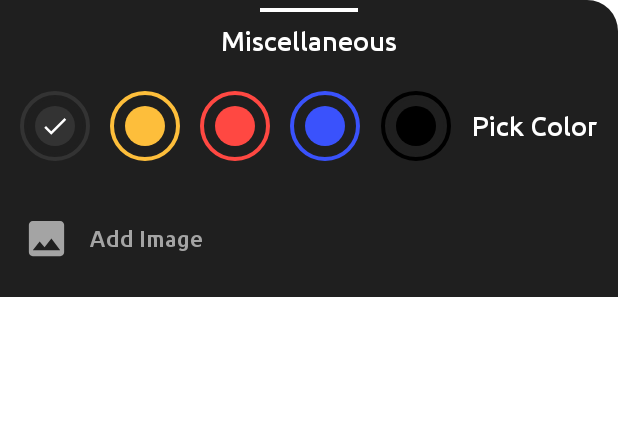
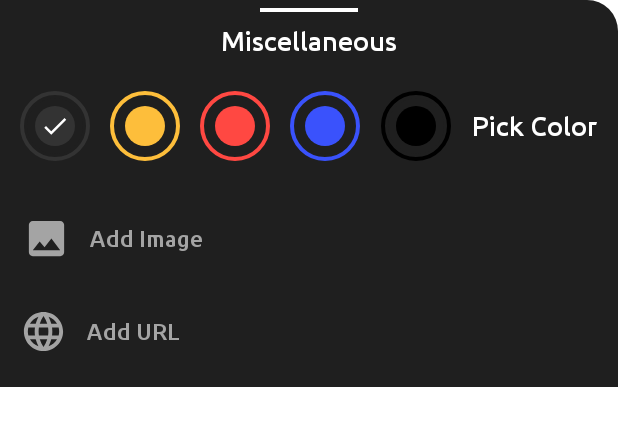
Before and after one commit to RustamKeneev/NoteAndroid, an Android app: the layout layout_miscellaneous.xml on its own in the app's theme, with its tools: preview values and no code run, on a phone screen of 412 x 824 dp. Shown: the top 426 px of the screen. Run offline under Robolectric (Android 15) with nearby library versions, the phone set to English and light mode, and no system bars.

Commit message:
Added URL in to note, added allert dialog

```diff
--- /dev/null
+++ b/app/src/main/res/drawable/background_dialog.xml
@@ -0,0 +1,6 @@
+<?xml version="1.0" encoding="utf-8"?>
+<shape xmlns:android="http://schemas.android.com/apk/res/android"
+    android:shape="rectangle">
+    <solid android:color="@color/colorDefaultNoteColor"/>
+    <corners android:radius="@dimen/_10sdp"/>
+</shape>
--- a/app/src/main/res/layout/layout_miscellaneous.xml
+++ b/app/src/main/res/layout/layout_miscellaneous.xml
@@ -148,7 +148,6 @@
             android:textSize="@dimen/_14ssp"
             android:layout_width="wrap_content"
             android:layout_height="wrap_content"/>
-
     </LinearLayout>
 
     <LinearLayout
@@ -180,6 +179,38 @@
             android:text="@string/add_image"
             android:layout_width="match_parent"
             android:layout_height="wrap_content"/>
+    </LinearLayout>
+
+    <LinearLayout
+        android:id="@+id/layout_add_url"
+        android:layout_marginRight="@dimen/_10sdp"
+        android:layout_marginBottom="@dimen/_10sdp"
+        android:layout_marginLeft="@dimen/_10sdp"
+        android:layout_gravity="center_vertical"
+        android:orientation="horizontal"
+        android:gravity="center_vertical"
+        android:layout_width="match_parent"
+        android:layout_height="@dimen/_36sdp"
+        tools:ignore="UseCompoundDrawables">
+
+        <ImageView
+            android:src="@drawable/ic_web_link"
+            android:contentDescription="@string/app_name"
+            android:tint="@color/colorIcons"
+            android:layout_width="@dimen/_24sdp"
+            android:layout_height="@dimen/_24sdp"
+            tools:ignore="UseAppTint" />
+
+        <TextView
+            android:layout_marginLeft="@dimen/_10sdp"
+            android:layout_marginRight="@dimen/_10sdp"
+            android:fontFamily="@font/ubuntu_medium"
+            android:includeFontPadding="false"
+            android:text="@string/add_url"
+            android:textColor="@color/colorIcons"
+            android:textSize="@dimen/_12ssp"
+            android:layout_width="match_parent"
+            android:layout_height="wrap_content"/>
 
     </LinearLayout>
 
--- a/app/src/main/res/values/strings.xml
+++ b/app/src/main/res/values/strings.xml
@@ -8,4 +8,8 @@
     <string name="miscellaneous">Miscellaneous</string>
     <string name="pick_color">Pick Color</string>
     <string name="add_image">Add Image</string>
+    <string name="add_url">Add URL</string>
+    <string name="enter_url">Enter URL</string>
+    <string name="add">Add</string>
+    <string name="cancel_dialog">Cancel</string>
 </resources>
```
Also changed, not shown: app/src/main/java/com/onlineapteka/noteandroid/activities/CreateNoteActivity.java (+65 -0 lines), app/src/main/res/layout/activity_create_note.xml (+25 -1 lines), app/src/main/res/layout/layout_add_url.xml (added, +92 -0 lines).
